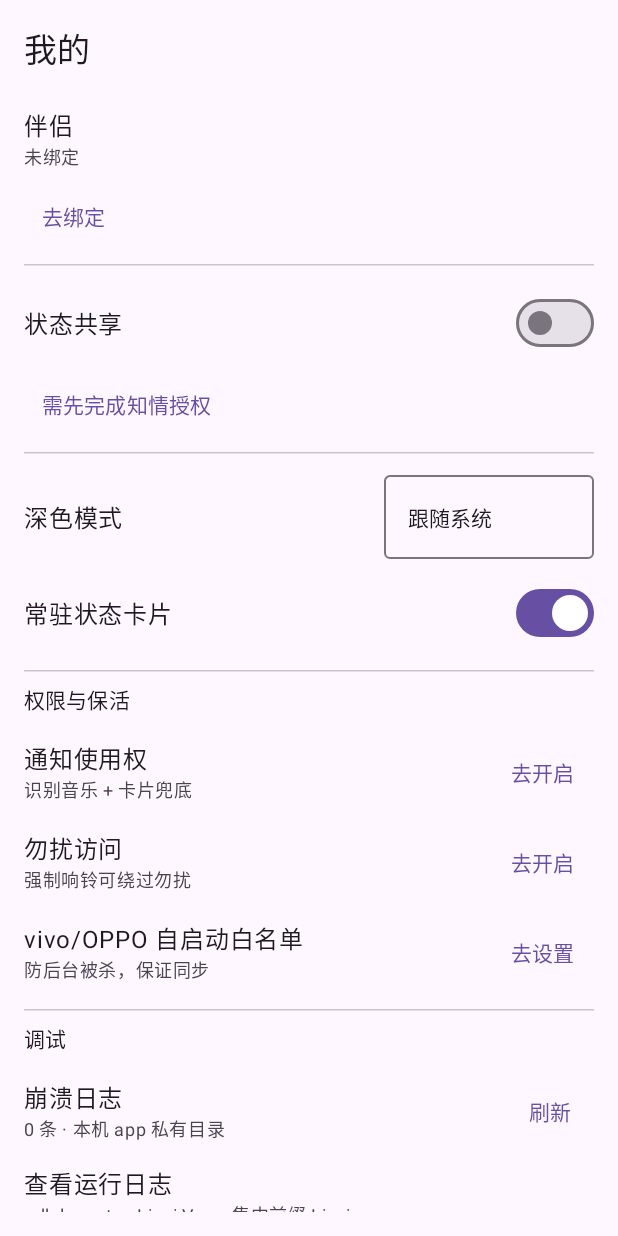
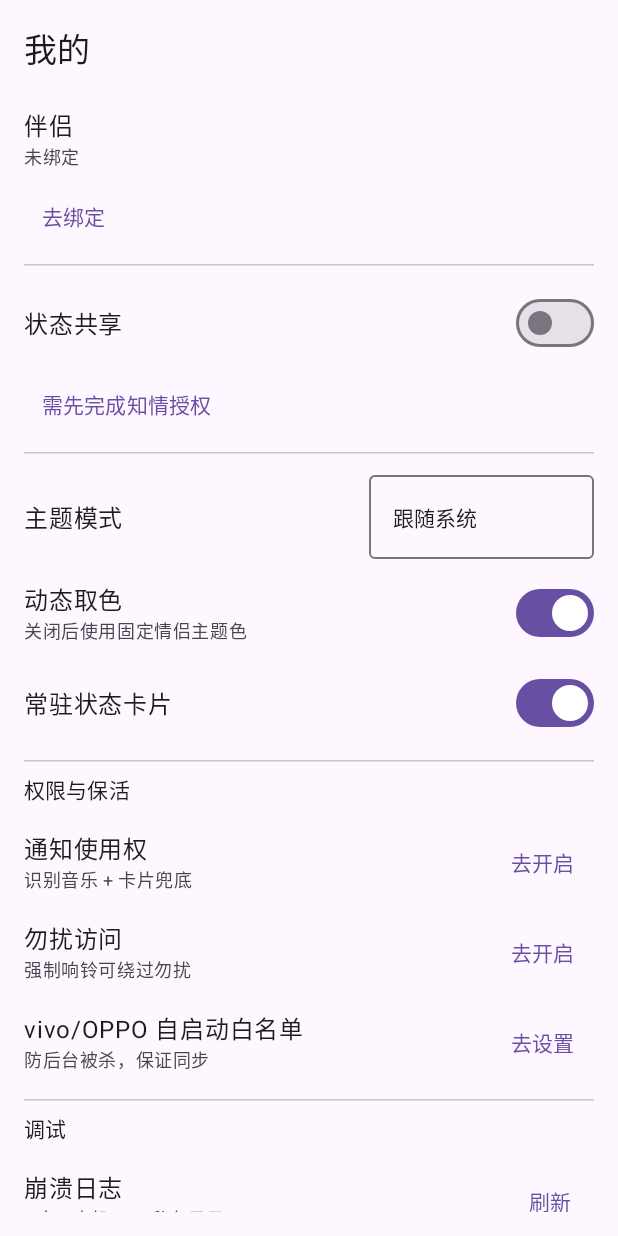
Before and after one commit to Lxii-Build/LxDay, an Android app built with Jetpack Compose: the composable SettingsScreen shown on its own in the app's theme, on a phone screen of 412 x 824 dp. Run offline under Robolectric (Android 15) with nearby library versions, the phone set to English and light mode, and no system bars.

Commit message:
feat(android): 主题设置 UI（ColorMode 四态 + 动态取色开关）
- 主题模式：跟随系统/浅色/深色/深色AMOLED
- 动态取色开关（关=固定粉紫种子色）
- 持久化到 UserPrefs.colorMode/keyColor

Co-Authored-By: Claude Opus 4.8 <noreply@anthropic.com>

```diff
--- a/android/app/src/main/java/com/linxi/diary/ui/screens/SettingsScreen.kt
+++ b/android/app/src/main/java/com/linxi/diary/ui/screens/SettingsScreen.kt
@@ -67,23 +67,36 @@ fun SettingsScreen(
 
         HorizontalDivider(Modifier.padding(vertical = 8.dp))
 
-        // 深色模式
-        SettingRow("深色模式") {
+        // 主题设置（ColorMode：跟随系统/浅色/深色/深色AMOLED）
+        SettingRow("主题模式") {
             var expanded by remember { mutableStateOf(false) }
             ExposedDropdownMenuBox(expanded = expanded, onExpandedChange = { expanded = it }) {
                 OutlinedTextField(
-                    value = when (darkMode) { 1 -> "浅色"; 2 -> "深色"; else -> "跟随系统" },
+                    value = when (darkMode) { 1 -> "浅色"; 2 -> "深色"; 3 -> "深色 AMOLED"; else -> "跟随系统" },
                     onValueChange = {},
                     readOnly = true,
-                    modifier = Modifier.menuAnchor(MenuAnchorType.PrimaryNotEditable).width(140.dp)
+                    modifier = Modifier.menuAnchor(MenuAnchorType.PrimaryNotEditable).width(150.dp)
                 )
                 ExposedDropdownMenu(expanded = expanded, onDismissRequest = { expanded = false }) {
-                    listOf(0 to "跟随系统", 1 to "浅色", 2 to "深色").forEach { (v, label) ->
+                    listOf(0 to "跟随系统", 1 to "浅色", 2 to "深色", 3 to "深色 AMOLED").forEach { (v, label) ->
                         DropdownMenuItem(text = { Text(label) },
-                            onClick = { darkMode = v; UserPrefs.darkMode = v; expanded = false })
+                            onClick = {
+                                darkMode = v
+                                UserPrefs.colorMode = v
+                                UserPrefs.darkMode = v
+                                expanded = false
+                            })
                     }
                 }
             }
+        }
+        // 动态取色 / 固定种子色
+        SettingRow("动态取色", desc = "关闭后使用固定情侣主题色") {
+            var dynColor by remember { mutableStateOf(UserPrefs.keyColor == 0) }
+            Switch(checked = dynColor, onCheckedChange = { on ->
+                dynColor = on
+                UserPrefs.keyColor = if (on) 0 else 0xFFB49EDE.toInt() // 粉紫种子
+            })
         }
 
         // 常驻卡片开关
```
